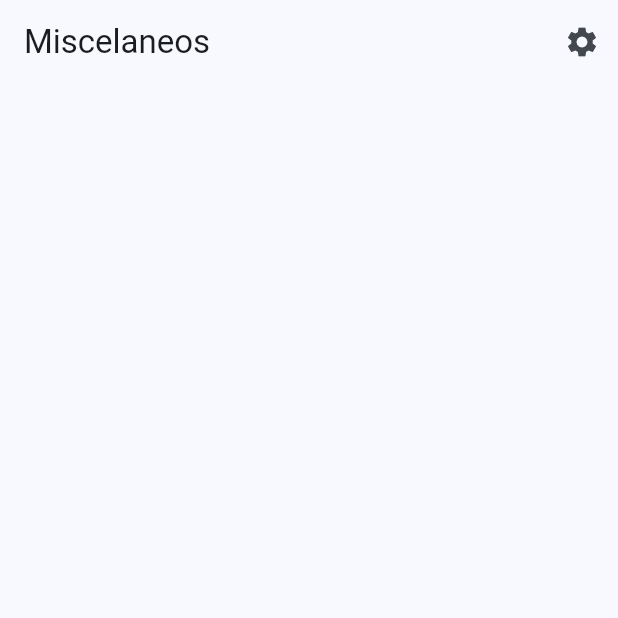
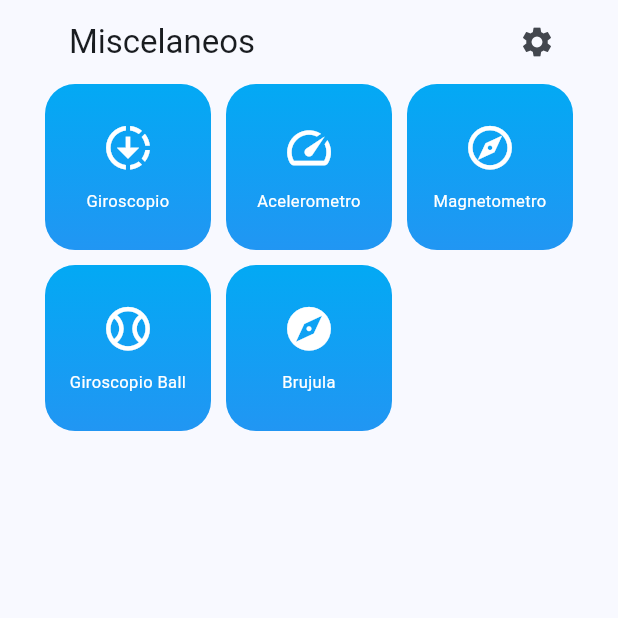
Before and after one commit to MatHeartGaming/permissions-flutter-app, a Flutter app: the screen it shows after launch, on a phone screen of 412 x 824 dp, the top half of it. Run offline on Flutter 3.47's test engine with Material 3 defaults, Android fonts, the phone set to English and light mode, and no system bars; our stand-ins replace flutter_riverpod, go_router, google_fonts, permission_handler.

Commit message:
Added sensor items in home screen and package to handle them.

```diff
--- a/lib/config/router/app_router.dart
+++ b/lib/config/router/app_router.dart
@@ -15,6 +15,31 @@ final router = GoRouter(
       builder: (context, state) => const PermissionsScreen(),
     ),
 
+    GoRoute(
+      path: '/gyroscope',
+      builder: (context, state) => const GyroscopeScreen(),
+    ),
+
+    GoRoute(
+      path: '/gyroscope-ball',
+      builder: (context, state) => const GyroscopeBallScreen(),
+    ),
+
+    GoRoute(
+      path: '/accelerometer',
+      builder: (context, state) => const AccelerometerScreen(),
+    ),
+
+    GoRoute(
+      path: '/magnetometer',
+      builder: (context, state) => const MagnetometerScreen(),
+    ),
+
+    GoRoute(
+      path: '/compass',
+      builder: (context, state) => const CompassScreen(),
+    ),
+
 
 
 ]);
--- a/lib/presentation/screens/home/home_screen.dart
+++ b/lib/presentation/screens/home/home_screen.dart
@@ -1,5 +1,6 @@
 import 'package:flutter/material.dart';
 import 'package:go_router/go_router.dart';
+import 'package:miscelaneos/presentation/widgets/shared/main_menu.dart';
 
 class HomeScreen extends StatelessWidget {
   const HomeScreen({super.key});
@@ -7,15 +8,20 @@ class HomeScreen extends StatelessWidget {
   @override
   Widget build(BuildContext context) {
     return Scaffold(
-      appBar: AppBar(
-        title: const Text('Miscelaneos'),
-        actions: [
-          IconButton(onPressed: (){
-            context.push('/permissions');
-          },
-          icon: const Icon( Icons.settings )
-          )
-        ],
+      body: Padding(
+        padding: const EdgeInsets.symmetric(horizontal: 30),
+        child: CustomScrollView(
+          slivers: [
+            SliverAppBar(title: const Text('Miscelaneos'), actions: [
+              IconButton(
+                  onPressed: () {
+                    context.push('/permissions');
+                  },
+                  icon: const Icon(Icons.settings))
+            ]),
+            const MainMenu(),
+          ],
+        ),
       ),
     );
   }
--- /dev/null
+++ b/lib/presentation/widgets/shared/main_menu.dart
@@ -0,0 +1,87 @@
+import 'package:flutter/material.dart';
+import 'package:go_router/go_router.dart';
+
+class MainMenu extends StatelessWidget {
+  const MainMenu({super.key});
+
+  @override
+  Widget build(BuildContext context) {
+    return SliverGrid.count(
+      crossAxisCount: 3,
+      crossAxisSpacing: 10,
+      mainAxisSpacing: 10,
+      children: [
+        ...menuItems
+            .map((item) => HomeMenuItem(
+                title: item.title, route: item.route, icon: item.icon))
+            .toList(),
+      ],
+    );
+  }
+}
+
+class HomeMenuItem extends StatelessWidget {
+  final String title;
+  final String route;
+  final IconData icon;
+  final List<Color> bgColors;
+
+  const HomeMenuItem(
+      {super.key,
+      required this.title,
+      required this.route,
+      required this.icon,
+      this.bgColors = const [Colors.lightBlue, Colors.blue]});
+
+  @override
+  Widget build(BuildContext context) {
+    return GestureDetector(
+      onTap: () => context.push(route),
+      child: Container(
+        padding: const EdgeInsets.all(8),
+        decoration: BoxDecoration(
+          borderRadius: BorderRadius.circular(20),
+          gradient: LinearGradient(
+              colors: bgColors,
+              begin: Alignment.topCenter,
+              end: Alignment.bottomCenter),
+        ),
+        child: Column(
+          mainAxisAlignment: MainAxisAlignment.center,
+          children: [
+            Icon(
+              icon,
+              color: Colors.white,
+              size: 35,
+            ),
+            const SizedBox(
+              height: 10,
+            ),
+            Text(
+              title,
+              textAlign: TextAlign.center,
+              style: const TextStyle(color: Colors.white, fontSize: 11),
+            ),
+          ],
+        ),
+      ),
+    );
+  }
+}
+
+class MenuItem {
+  final String title;
+  final IconData icon;
+  final String route;
+
+  MenuItem(this.title, this.icon, this.route);
+}
+
+final menuItems = <MenuItem>[
+  MenuItem('Giroscopio', Icons.downloading, '/gyroscope'),
+  MenuItem('Acelerometro', Icons.speed, '/accelerometer'),
+  MenuItem('Magnetometro', Icons.explore_outlined, '/magnetometer'),
+  MenuItem(
+      'Giroscopio Ball', Icons.sports_baseball_outlined, '/gyroscope-ball'),
+  MenuItem('Brujula', Icons.explore, '/compass'),
+];
--- /dev/null
+++ b/lib/presentation/widgets/widgets.dart
@@ -0,0 +1 @@
+export '../widgets/shared/main_menu.dart';
--- a/pubspec.yaml
+++ b/pubspec.yaml
@@ -13,6 +13,7 @@ dependencies:
   go_router: ^7.0.0
   google_fonts: ^4.0.4
   permission_handler: ^10.2.0
+  sensors_plus: ^5.0.1
 
 dev_dependencies:
   flutter_lints: ^2.0.0
```
Also changed, not shown: lib/main.dart (+10 -11 lines), lib/presentation/screens/screens.dart (+5 -2 lines), lib/presentation/screens/sensors/accelerometer_screen.dart (added, +18 -0 lines), lib/presentation/screens/sensors/compass_screen.dart (added, +18 -0 lines), lib/presentation/screens/sensors/gyroscope_ball_screen.dart (added, +18 -0 lines), lib/presentation/screens/sensors/gyroscope_screen.dart (added, +18 -0 lines), lib/presentation/screens/sensors/magnetometer_screen.dart (added, +18 -0 lines), pubspec.lock.
